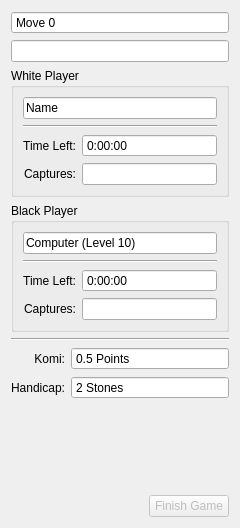
Before: the Qt Designer form src/gui/widgets/gamewidget.ui in KDE/kigo, drawn with Qt 5.
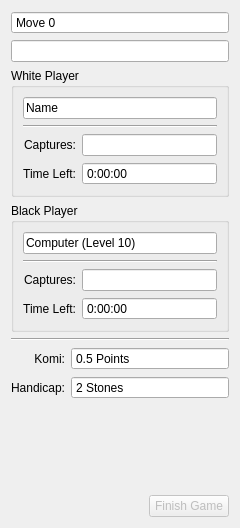
After: the same form once the commit is applied. Custom widgets are drawn as their Qt base class.

Commit message: More work on the score dialog.

The edit to the form file:
```diff
--- a/src/gui/widgets/gamewidget.ui
+++ b/src/gui/widgets/gamewidget.ui
@@ -96,29 +96,6 @@
         </property>
        </widget>
       </item>
-      <item row="2" column="1">
-       <widget class="QTimeEdit" name="blackTimeEdit">
-        <property name="readOnly">
-         <bool>true</bool>
-        </property>
-        <property name="buttonSymbols">
-         <enum>QAbstractSpinBox::NoButtons</enum>
-        </property>
-        <property name="displayFormat">
-         <string>h:mm:ss</string>
-        </property>
-       </widget>
-      </item>
-      <item row="2" column="0">
-       <widget class="QLabel" name="label_6">
-        <property name="text">
-         <string>Time Left:</string>
-        </property>
-        <property name="alignment">
-         <set>Qt::AlignRight|Qt::AlignTrailing|Qt::AlignVCenter</set>
-        </property>
-       </widget>
-      </item>
       <item row="3" column="1">
        <widget class="KLineEdit" name="blackCapturesLineEdit"/>
       </item>
@@ -132,6 +109,29 @@
         </property>
        </widget>
       </item>
+      <item row="4" column="0">
+       <widget class="QLabel" name="label_6">
+        <property name="text">
+         <string>Time Left:</string>
+        </property>
+        <property name="alignment">
+         <set>Qt::AlignRight|Qt::AlignTrailing|Qt::AlignVCenter</set>
+        </property>
+       </widget>
+      </item>
+      <item row="4" column="1">
+       <widget class="QTimeEdit" name="blackTimeEdit">
+        <property name="readOnly">
+         <bool>true</bool>
+        </property>
+        <property name="buttonSymbols">
+         <enum>QAbstractSpinBox::NoButtons</enum>
+        </property>
+        <property name="displayFormat">
+         <string>h:mm:ss</string>
+        </property>
+       </widget>
+      </item>
      </layout>
     </widget>
    </item>
@@ -314,29 +314,6 @@
         </property>
        </widget>
       </item>
-      <item row="4" column="1">
-       <widget class="QTimeEdit" name="whiteTimeEdit">
-        <property name="readOnly">
-         <bool>true</bool>
-        </property>
-        <property name="buttonSymbols">
-         <enum>QAbstractSpinBox::NoButtons</enum>
-        </property>
-        <property name="displayFormat">
-         <string>h:mm:ss</string>
-        </property>
-       </widget>
-      </item>
-      <item row="4" column="0">
-       <widget class="QLabel" name="label_2">
-        <property name="text">
-         <string>Time Left:</string>
-        </property>
-        <property name="alignment">
-         <set>Qt::AlignRight|Qt::AlignTrailing|Qt::AlignVCenter</set>
-        </property>
-       </widget>
-      </item>
       <item row="5" column="1">
        <widget class="KLineEdit" name="whiteCapturesLineEdit">
         <property name="readOnly">
@@ -360,6 +337,29 @@
         </property>
        </widget>
       </item>
+      <item row="6" column="0">
+       <widget class="QLabel" name="label_2">
+        <property name="text">
+         <string>Time Left:</string>
+        </property>
+        <property name="alignment">
+         <set>Qt::AlignRight|Qt::AlignTrailing|Qt::AlignVCenter</set>
+        </property>
+       </widget>
+      </item>
+      <item row="6" column="1">
+       <widget class="QTimeEdit" name="whiteTimeEdit">
+        <property name="readOnly">
+         <bool>true</bool>
+        </property>
+        <property name="buttonSymbols">
+         <enum>QAbstractSpinBox::NoButtons</enum>
+        </property>
+        <property name="displayFormat">
+         <string>h:mm:ss</string>
+        </property>
+       </widget>
+      </item>
      </layout>
     </widget>
    </item>
```
The commit also changes 7 other files.
